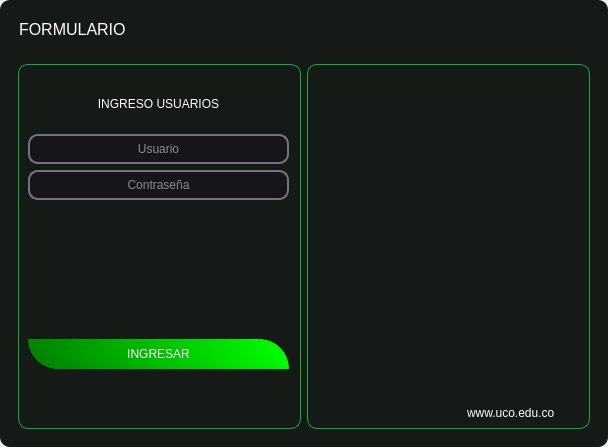
Above: frontend/vistas/login/login.ui from Johnatanvq/pooAPP before the change. Below: the same form after it.
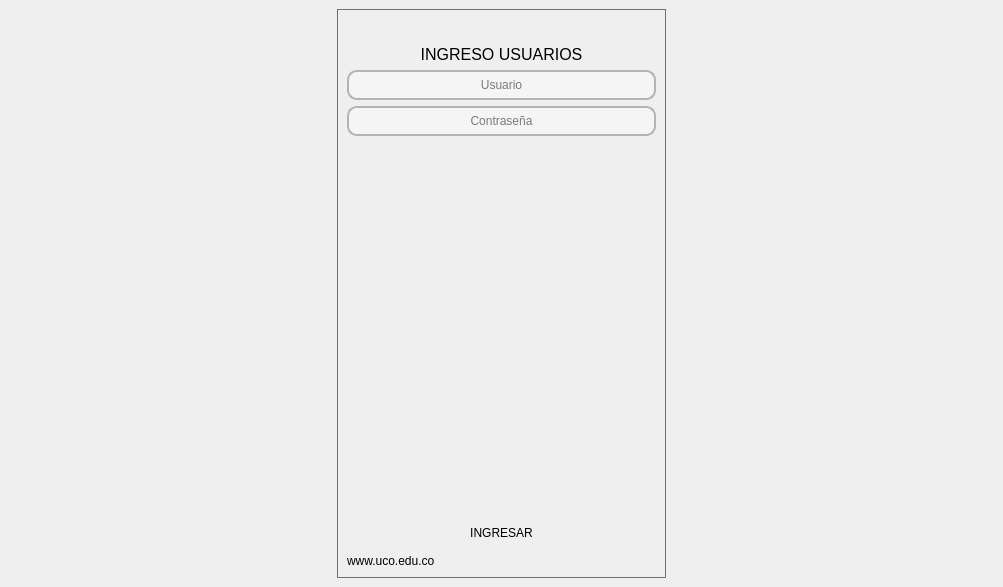
That is the form after the change. Icons and pictures are not drawn.

Commit message: Modificaciones en vistas de calendario, espacios, intro, login, menú principal y nuevo usuario

```diff
--- a/frontend/vistas/login/login.ui
+++ b/frontend/vistas/login/login.ui
@@ -6,77 +6,24 @@
    <rect>
     <x>0</x>
     <y>0</y>
-    <width>608</width>
-    <height>447</height>
+    <width>1003</width>
+    <height>587</height>
    </rect>
   </property>
   <property name="windowTitle">
    <string>MainWindow</string>
   </property>
   <widget class="QWidget" name="centralwidget">
-   <layout class="QVBoxLayout" name="verticalLayout">
-    <property name="spacing">
-     <number>0</number>
-    </property>
-    <property name="leftMargin">
-     <number>0</number>
-    </property>
-    <property name="topMargin">
-     <number>0</number>
-    </property>
-    <property name="rightMargin">
-     <number>0</number>
-    </property>
-    <property name="bottomMargin">
-     <number>0</number>
-    </property>
-    <item>
-     <widget class="QFrame" name="frame">
+   <layout class="QGridLayout" name="gridLayout">
+    <item row="0" column="1">
+     <widget class="QFrame" name="frame_ingreso">
       <property name="styleSheet">
-       <string notr="true">QFrame{
-background-color: rgb(22,26,23);
-border-radius: 10px;
-}</string>
-      </property>
-      <property name="frameShape">
-       <enum>QFrame::StyledPanel</enum>
-      </property>
-      <property name="frameShadow">
-       <enum>QFrame::Raised</enum>
-      </property>
-      <layout class="QVBoxLayout" name="verticalLayout_2">
-       <item>
-        <widget class="QFrame" name="frame_superior">
-         <property name="minimumSize">
-          <size>
-           <width>0</width>
-           <height>40</height>
-          </size>
-         </property>
-         <property name="maximumSize">
-          <size>
-           <width>16777215</width>
-           <height>40</height>
-          </size>
-         </property>
-         <property name="styleSheet">
-          <string notr="true">QPushButton {
-    border-radius: 18px;
-    background-color: qlineargradient(spread:reflect, x1:0, y1:0.532273, x2:1, y2:0.5, 
-                                      stop:0.362832 rgba(0,128,0,255), /* Verde oscuro */
-                                      stop:0.369469 rgba(0,128,0,255), 
-                                      stop:1 rgba(0,255,0,255)); /* Verde claro */
-}
-
-QPushButton:hover {
-    background-color: qlineargradient(spread:reflect, x1:0, y1:0.562273, x2:0.949, y2:0.545455, 
-                                      stop:0 rgba(0,128,128,255), /* Cian oscuro */
-                                      stop:1 rgba(0,255,255,255)); /* Cian claro */
+       <string notr="true">QFrame {
+    border: 1px solid #04b338;
 }
 
 QLabel {
-    color: rgb(225, 225, 224);
-    font: 12pt &quot;Arial&quot;;
+    border: none;
 }
 </string>
          </property>
@@ -86,224 +33,81 @@
          <property name="frameShadow">
           <enum>QFrame::Raised</enum>
          </property>
+      <layout class="QVBoxLayout" name="verticalLayout_3">
+       <item>
          <layout class="QHBoxLayout" name="horizontalLayout">
-          <property name="spacing">
-           <number>5</number>
-          </property>
-          <property name="leftMargin">
-           <number>10</number>
-          </property>
-          <property name="topMargin">
-           <number>0</number>
-          </property>
-          <property name="rightMargin">
-           <number>10</number>
-          </property>
-          <property name="bottomMargin">
-           <number>0</number>
-          </property>
+         <item>
+          <spacer name="horizontalSpacer">
+           <property name="orientation">
+            <enum>Qt::Horizontal</enum>
+           </property>
+           <property name="sizeHint" stdset="0">
+            <size>
+             <width>128</width>
+             <height>20</height>
+            </size>
+           </property>
+          </spacer>
+         </item>
+         <item>
+          <widget class="QLabel" name="login_imageninstitucional">
+           <property name="maximumSize">
+            <size>
+             <width>16777215</width>
+             <height>16777215</height>
+            </size>
+           </property>
+           <property name="text">
+            <string/>
+           </property>
+           <property name="pixmap">
+            <pixmap>../../imagenes/logo-altacalidad-uco.png</pixmap>
+           </property>
+           <property name="scaledContents">
+            <bool>true</bool>
+           </property>
+           <property name="alignment">
+            <set>Qt::AlignCenter</set>
+           </property>
+          </widget>
+         </item>
           <item>
-           <widget class="QLabel" name="login_label">
+          <spacer name="horizontalSpacer_2">
+           <property name="orientation">
+            <enum>Qt::Horizontal</enum>
+           </property>
+           <property name="sizeHint" stdset="0">
+            <size>
+             <width>138</width>
+             <height>20</height>
+            </size>
+           </property>
+          </spacer>
+         </item>
+        </layout>
+       </item>
+       <item>
+        <layout class="QVBoxLayout" name="verticalLayout">
+         <item>
+          <widget class="QLabel" name="login_lb_ingresousuario">
+           <property name="minimumSize">
+            <size>
+             <width>0</width>
+             <height>0</height>
+            </size>
+           </property>
+           <property name="maximumSize">
+            <size>
+             <width>16777215</width>
+             <height>40</height>
+            </size>
+           </property>
             <property name="font">
              <font>
               <family>Arial</family>
               <pointsize>12</pointsize>
-              <weight>50</weight>
-              <italic>false</italic>
-              <bold>false</bold>
-             </font>
-            </property>
-            <property name="styleSheet">
-             <string notr="true">QLabel {
-color: rgb(255, 255, 255);
-font: 12pt &quot;Arial&quot;; 
-}</string>
-            </property>
-            <property name="text">
-             <string>FORMULARIO</string>
-            </property>
-           </widget>
-          </item>
-          <item>
-           <widget class="QPushButton" name="login_bt_minimizar">
-            <property name="minimumSize">
-             <size>
-              <width>38</width>
-              <height>38</height>
-             </size>
-            </property>
-            <property name="maximumSize">
-             <size>
-              <width>38</width>
-              <height>38</height>
-             </size>
-            </property>
-            <property name="text">
-             <string/>
-            </property>
-            <property name="icon">
-             <iconset>
-              <normaloff>Imagenes/minus-circle.svg</normaloff>Imagenes/minus-circle.svg</iconset>
-            </property>
-            <property name="iconSize">
-             <size>
-              <width>38</width>
-              <height>38</height>
-             </size>
-            </property>
-           </widget>
-          </item>
-          <item>
-           <widget class="QPushButton" name="login_bt_maximizar">
-            <property name="minimumSize">
-             <size>
-              <width>38</width>
-              <height>38</height>
-             </size>
-            </property>
-            <property name="maximumSize">
-             <size>
-              <width>38</width>
-              <height>38</height>
-             </size>
-            </property>
-            <property name="text">
-             <string/>
-            </property>
-            <property name="icon">
-             <iconset>
-              <normaloff>Imagenes/plus-circle.svg</normaloff>Imagenes/plus-circle.svg</iconset>
-            </property>
-            <property name="iconSize">
-             <size>
-              <width>38</width>
-              <height>38</height>
-             </size>
-            </property>
-           </widget>
-          </item>
-          <item>
-           <widget class="QPushButton" name="login_bt_cerrar">
-            <property name="minimumSize">
-             <size>
-              <width>38</width>
-              <height>38</height>
-             </size>
-            </property>
-            <property name="maximumSize">
-             <size>
-              <width>38</width>
-              <height>38</height>
-             </size>
-            </property>
-            <property name="text">
-             <string/>
-            </property>
-            <property name="icon">
-             <iconset>
-              <normaloff>Imagenes/x-circle.svg</normaloff>Imagenes/x-circle.svg</iconset>
-            </property>
-            <property name="iconSize">
-             <size>
-              <width>38</width>
-              <height>38</height>
-             </size>
-            </property>
-           </widget>
-          </item>
-         </layout>
-        </widget>
-       </item>
-       <item>
-        <widget class="QFrame" name="frame_contenido">
-         <property name="styleSheet">
-          <string notr="true">QLabel {
-    color: rgb(255, 255, 255);
-    font: 12pt &quot;Arial&quot;; 
-}
-
-QPushButton {
-    border-radius: 18px;
-    background-color: qlineargradient(spread:reflect, x1:0, y1:0.562273, x2:1 , y2:0.5 , stop:0 rgba(0,128,0,255), stop:1 rgba(0,255,0,255)); /* De verde oscuro a verde claro */
-    border-radius: 10px;
-    font: 12pt &quot;Arial&quot;;
-    color: rgb(255, 255, 254);
-}
-
-QPushButton:hover {
-    background-color: qlineargradient(spread:reflect, x1:0, y1:0.562273, x2:0.949, y2:0.545455, stop:0 rgba(0,255,255,255), stop:1 rgba(0,128,128,255)); /* De cian claro a cian oscuro */
-    border-radius: 10px;
-    font: 12pt &quot;Arial&quot;;
-    color: rgb(255, 255, 254);
-}
-
-QLineEdit {
-    background-color: rgb(22, 22, 26);
-    border-radius: 10px;
-    font: 12pt &quot;Arial&quot;;
-    border: 2px solid rgb(114, 117, 126);
-}
-
-QLineEdit:hover {
-    background-color: rgb(22, 22, 26);
-    border-radius: 10px;
-    font: 12pt &quot;Arial&quot;;
-    border: 2px solid rgb(44, 182, 125);
-}
-
-QLineEdit:focus {
-    background-color: rgb(1, 1, 1);
-    border-radius: 10px;
-    font: 12pt &quot;Arial&quot;;
-    border: 2px solid rgb(127, 90, 240);
-}</string>
-         </property>
-         <property name="frameShape">
-          <enum>QFrame::StyledPanel</enum>
-         </property>
-         <property name="frameShadow">
-          <enum>QFrame::Raised</enum>
-         </property>
-         <layout class="QHBoxLayout" name="horizontalLayout_2">
-          <item>
-           <widget class="QFrame" name="frame_ingreso">
-            <property name="styleSheet">
-             <string notr="true">QFrame {
-    border: 1px solid #04b338;
-}
-
-QLabel {
-    border: none;
-}
-</string>
-            </property>
-            <property name="frameShape">
-             <enum>QFrame::StyledPanel</enum>
-            </property>
-            <property name="frameShadow">
-             <enum>QFrame::Raised</enum>
-            </property>
-            <widget class="QLabel" name="login_lb_ingresousuario">
-             <property name="geometry">
-              <rect>
-               <x>10</x>
-               <y>20</y>
-               <width>261</width>
-               <height>40</height>
-              </rect>
-             </property>
-             <property name="minimumSize">
-              <size>
-               <width>0</width>
-               <height>0</height>
-              </size>
-             </property>
-             <property name="maximumSize">
-              <size>
-               <width>16777215</width>
-               <height>40</height>
-              </size>
-             </property>
+            </font>
+           </property>
              <property name="lineWidth">
               <number>1</number>
              </property>
@@ -314,55 +118,7 @@
               <set>Qt::AlignCenter</set>
              </property>
             </widget>
-            <widget class="QWidget" name="layoutWidget">
-             <property name="geometry">
-              <rect>
-               <x>10</x>
-               <y>260</y>
-               <width>261</width>
-               <height>61</height>
-              </rect>
-             </property>
-             <layout class="QHBoxLayout" name="horizontalLayout_3" stretch="1">
-              <item>
-               <widget class="QPushButton" name="login_bt_ingresar">
-                <property name="minimumSize">
-                 <size>
-                  <width>0</width>
-                  <height>30</height>
-                 </size>
-                </property>
-                <property name="styleSheet">
-                 <string notr="true">QPushButton{
-border-top-left-radius: 0 px;
-border-bottom-left-radius: 30px;
-border-top-right-radius: 30px;
-border-bottom-right-radius: 0px
-}
-QPushButton:hover{
-border-top-left-radius: 0 px;
-border-bottom-left-radius: 30px;
-border-top-right-radius: 30px;
-border-bottom-right-radius: 0px
-}</string>
-                </property>
-                <property name="text">
-                 <string>INGRESAR</string>
-                </property>
-               </widget>
-              </item>
-             </layout>
-            </widget>
-            <widget class="QWidget" name="layoutWidget">
-             <property name="geometry">
-              <rect>
-               <x>10</x>
-               <y>70</y>
-               <width>261</width>
-               <height>68</height>
-              </rect>
-             </property>
-             <layout class="QVBoxLayout" name="verticalLayout_3">
+         </item>
               <item>
                <widget class="QLineEdit" name="login_in_usuario">
                 <property name="minimumSize">
@@ -378,10 +134,27 @@
                  </size>
                 </property>
                 <property name="styleSheet">
-                 <string notr="true">QLineEdit{
-color: rgb(255,255,254);
-font: 12pt &quot;Arial&quot;;
-}</string>
+            <string notr="true">QLineEdit {
+    background-color: rgb(245, 245, 245);  /* Fondo gris claro para destacar en un fondo blanco */
+    border-radius: 10px;
+    font: 12pt &quot;Arial&quot;;
+    border: 2px solid rgb(180, 180, 180);  /* Borde gris claro */
+}
+
+QLineEdit:hover {
+    background-color: rgb(255, 255, 255);  /* Blanco puro cuando se pasa el mouse por encima */
+    border-radius: 10px;
+    font: 12pt &quot;Arial&quot;;
+    border: 2px solid rgb(100, 149, 237);  /* Color azul claro en hover */
+}
+
+QLineEdit:focus {
+    background-color: rgb(255, 255, 255);  /* Blanco puro cuando tiene el foco */
+    border-radius: 10px;
+    font: 12pt &quot;Arial&quot;;
+    border: 2px solid rgb(0, 122, 204);    /* Color azul más oscuro cuando está en foco */
+}
+</string>
                 </property>
                 <property name="maxLength">
                  <number>20</number>
@@ -409,10 +182,28 @@
                  </size>
                 </property>
                 <property name="styleSheet">
-                 <string notr="true">QLineEdit{
-color: rgb(255,255,254);
-font: 12pt &quot;Arial&quot;;
-}</string>
+            <string notr="true">QLineEdit {
+    background-color: rgb(245, 245, 245);  /* Fondo gris claro para destacar en un fondo blanco */
+    border-radius: 10px;
+    font: 12pt &quot;Arial&quot;;
+    border: 2px solid rgb(180, 180, 180);  /* Borde gris claro */
+}
+
+QLineEdit:hover {
+    background-color: rgb(255, 255, 255);  /* Blanco puro cuando se pasa el mouse por encima */
+    border-radius: 10px;
+    font: 12pt &quot;Arial&quot;;
+    border: 2px solid rgb(100, 149, 237);  /* Color azul claro en hover */
+}
+
+QLineEdit:focus {
+    background-color: rgb(255, 255, 255);  /* Blanco puro cuando tiene el foco */
+    border-radius: 10px;
+    font: 12pt &quot;Arial&quot;;
+    border: 2px solid rgb(0, 122, 204);    /* Color azul más oscuro cuando está en foco */
+}
+
+</string>
                 </property>
                 <property name="text">
                  <string/>
@@ -432,16 +223,9 @@
                </widget>
               </item>
              </layout>
-            </widget>
+       </item>
+       <item>
             <widget class="QLabel" name="error_label">
-             <property name="geometry">
-              <rect>
-               <x>10</x>
-               <y>150</y>
-               <width>261</width>
-               <height>71</height>
-              </rect>
-             </property>
              <property name="styleSheet">
               <string notr="true">QLabel#error_label{
 	font: 13pt;
@@ -451,71 +235,109 @@
               <string/>
              </property>
             </widget>
-           </widget>
           </item>
           <item>
-           <widget class="QFrame" name="frame_banner">
+        <spacer name="verticalSpacer">
+         <property name="orientation">
+          <enum>Qt::Vertical</enum>
+         </property>
+         <property name="sizeHint" stdset="0">
+          <size>
+           <width>20</width>
+           <height>138</height>
+          </size>
+         </property>
+        </spacer>
+       </item>
+       <item>
+        <layout class="QVBoxLayout" name="verticalLayout_2">
+         <item>
+          <widget class="QPushButton" name="login_bt_ingresar">
+           <property name="minimumSize">
+            <size>
+             <width>0</width>
+             <height>30</height>
+            </size>
+           </property>
             <property name="styleSheet">
-             <string notr="true">QFrame {
-    border: 1px solid #04b338;
+            <string notr="true">QPushButton{
+	border-top-left-radius: 0 px;
+	border-bottom-left-radius: 30px;
+	border-top-right-radius: 30px;
+	border-bottom-right-radius: 0px
+}
+QPushButton:hover{
+	border-top-left-radius: 0 px;
+	border-bottom-left-radius: 30px;
+	border-top-right-radius: 30px;
+	border-bottom-right-radius: 0px
+}
+
+
+QPushButton {
+    border-radius: 18px;
+    background-color: qlineargradient(spread:reflect, x1:0, y1:0.532273, x2:1, y2:0.5, 
+                                      stop:0.362832 rgba(0,128,0,255), /* Verde oscuro */
+                                      stop:0.369469 rgba(0,128,0,255), 
+                                      stop:1 rgba(0,255,0,255)); /* Verde claro */
+}
+
+QPushButton:hover {
+    background-color: qlineargradient(spread:reflect, x1:0, y1:0.562273, x2:0.949, y2:0.545455, 
+                                      stop:0 rgb(255,255,255), /* Cian oscuro */
+                                      stop:1 rgb(255,255,255)); /* Cian claro */
 }
 
 QLabel {
-    border: none;
-}</string>
-            </property>
-            <property name="frameShape">
-             <enum>QFrame::StyledPanel</enum>
-            </property>
-            <property name="frameShadow">
-             <enum>QFrame::Raised</enum>
-            </property>
-            <widget class="QLabel" name="login_imageninstitucional">
-             <property name="geometry">
-              <rect>
-               <x>10</x>
-               <y>20</y>
-               <width>261</width>
-               <height>321</height>
-              </rect>
-             </property>
-             <property name="maximumSize">
-              <size>
-               <width>16777215</width>
-               <height>16777215</height>
-              </size>
+    color: rgb(225, 225, 224);
+    font: 12pt &quot;Arial&quot;;
+}
+
+</string>
              </property>
              <property name="text">
-              <string/>
-             </property>
-             <property name="pixmap">
-              <pixmap>Imagenes/mapauco.jpeg</pixmap>
-             </property>
-             <property name="alignment">
-              <set>Qt::AlignCenter</set>
-             </property>
-            </widget>
+            <string>INGRESAR</string>
+           </property>
+          </widget>
+         </item>
+         <item>
             <widget class="QLabel" name="login_label_linkuco">
-             <property name="geometry">
-              <rect>
-               <x>160</x>
-               <y>340</y>
-               <width>117</width>
-               <height>18</height>
-              </rect>
-             </property>
              <property name="text">
               <string>www.uco.edu.co</string>
              </property>
             </widget>
-           </widget>
-          </item>
-         </layout>
-        </widget>
+         </item>
+        </layout>
        </item>
       </layout>
      </widget>
     </item>
+    <item row="0" column="0">
+     <spacer name="horizontalSpacer_3">
+      <property name="orientation">
+       <enum>Qt::Horizontal</enum>
+      </property>
+      <property name="sizeHint" stdset="0">
+       <size>
+        <width>40</width>
+        <height>20</height>
+       </size>
+      </property>
+     </spacer>
+    </item>
+    <item row="0" column="2">
+     <spacer name="horizontalSpacer_4">
+      <property name="orientation">
+       <enum>Qt::Horizontal</enum>
+      </property>
+      <property name="sizeHint" stdset="0">
+       <size>
+        <width>40</width>
+        <height>20</height>
+       </size>
+      </property>
+     </spacer>
+    </item>
    </layout>
   </widget>
  </widget>
```
Left out of the diff: 5 changed lines with no effect on the pictures. Lines whose indentation alone changed are shown as unchanged. The commit also changes 5 other files.
